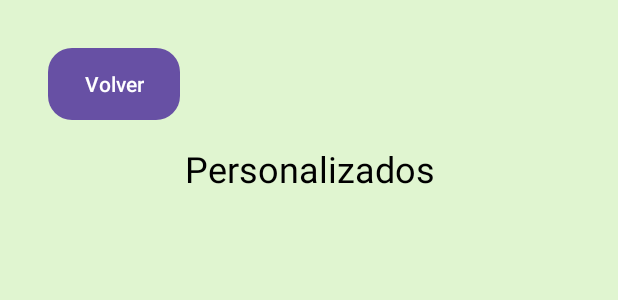
After one commit to Feltrix9/Commbuddy, an Android app: the layout activity_personalizados.xml on its own in the app's theme, with its tools: preview values and no code run, on a phone screen of 412 x 824 dp. The commit adds this screen. Shown: the top 300 px of the screen. Run offline under Robolectric (Android 15) with nearby library versions, the phone set to English and light mode, and no system bars.

Commit message:
broken boton de btnes personalizados

```diff
--- a/app/src/main/java/com/example/prueba1/MainActivity.java
+++ b/app/src/main/java/com/example/prueba1/MainActivity.java
@@ -79,6 +79,12 @@ public class MainActivity extends AppCompatActivity {
             startActivity(intent);
         });
 
+        Button btnPersonalizados = findViewById(R.id.btnPersonalizados);
+        btnPersonalizados.setOnClickListener(view -> {
+            Intent intent = new Intent(MainActivity.this, PersonalizadosActivity.class);
+            startActivity(intent);
+        });
+
     }
 
     private void playSound(MediaPlayer mediaPlayer) {
--- /dev/null
+++ b/app/src/main/res/layout/activity_personalizados.xml
@@ -0,0 +1,46 @@
+<?xml version="1.0" encoding="utf-8"?>
+<LinearLayout
+    xmlns:android="http://schemas.android.com/apk/res/android"
+    android:layout_width="match_parent"
+    android:layout_height="match_parent"
+    android:orientation="vertical"
+    android:padding="16dp"
+    android:background="#E0F5D0">
+
+    <!-- Botón Volver -->
+    <Button
+        android:id="@+id/btnVolver"
+        android:layout_width="wrap_content"
+        android:layout_height="wrap_content"
+        android:text="Volver"
+        android:layout_gravity="start"
+        android:background="@drawable/rounded_button"
+        android:textColor="#FFFFFF"
+        android:layout_marginTop="16dp"
+        android:layout_marginStart="16dp" />
+
+    <!-- Título de la pantalla -->
+    <TextView
+        android:layout_width="match_parent"
+        android:layout_height="wrap_content"
+        android:text="Personalizados"
+        android:textSize="24sp"
+        android:textAlignment="center"
+        android:textColor="#000000"
+        android:paddingBottom="16dp"
+        android:layout_marginTop="16dp" />
+
+    <!-- Contenedor para los elementos personalizados -->
+    <ScrollView
+        android:layout_width="match_parent"
+        android:layout_height="wrap_content"
+        android:layout_weight="1">
+
+        <LinearLayout
+            android:id="@+id/linearLayoutPersonalizados"
+            android:layout_width="match_parent"
+            android:layout_height="wrap_content"
+            android:orientation="vertical"
+            android:padding="8dp" />
+    </ScrollView>
+</LinearLayout>
```
Also changed, not shown: app/src/main/java/com/example/prueba1/Personalizado.java (added, +25 -0 lines), app/src/main/java/com/example/prueba1/PersonalizadoRepository.java (added, +29 -0 lines), app/src/main/java/com/example/prueba1/PersonalizadosActivity.java (added, +56 -0 lines), app/src/main/res/layout/activity_main.xml (+8 -0 lines).
